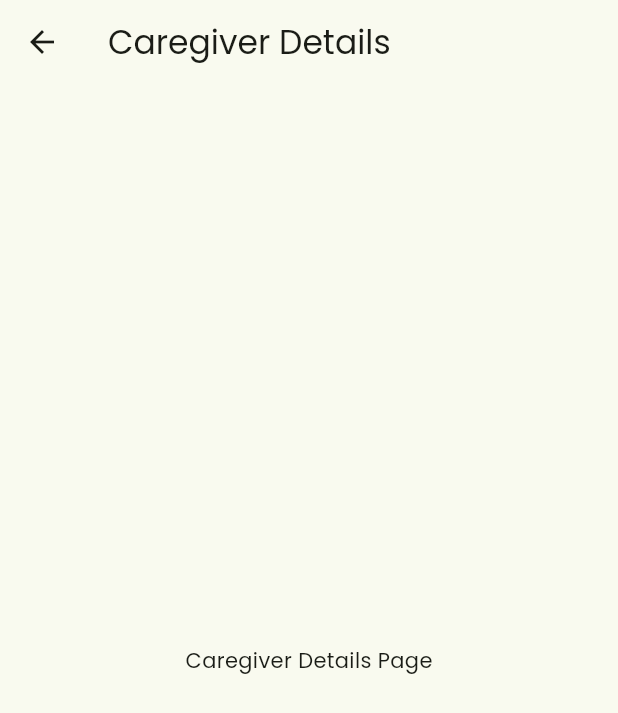
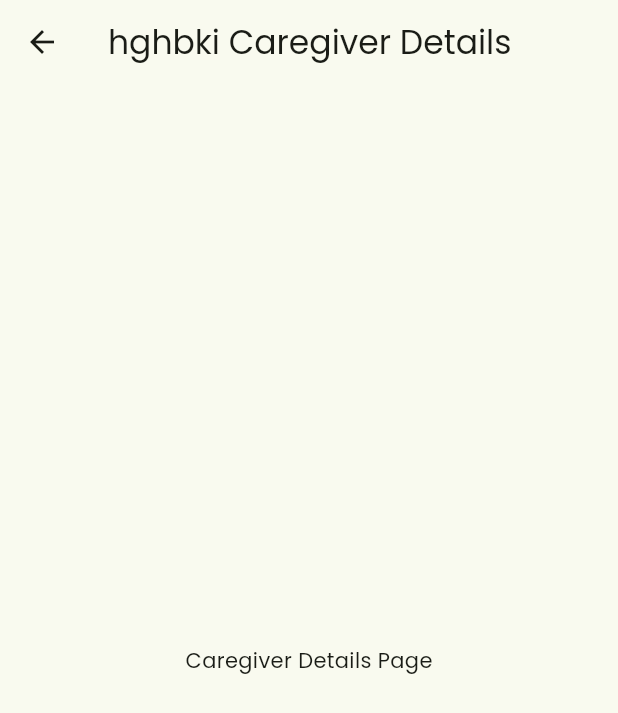
Before and after one commit to madhavanrmiitm/second-innings-app, a Flutter app: the CaregiverDetails screen opened directly, on a phone screen of 412 x 824 dp. Shown: the top 713 px of the screen. Run offline on Flutter 3.47's test engine with Material 3 defaults, Android fonts, the phone set to English and light mode, and no system bars; drawn by our look-alikes of dynamic_color; our stand-ins replace google_fonts.

Commit message:
testing git

```diff
--- a/second_innings/lib/dashboard/family/views/caregiver_details.dart
+++ b/second_innings/lib/dashboard/family/views/caregiver_details.dart
@@ -6,7 +6,7 @@ class CaregiverDetails extends StatelessWidget {
   @override
   Widget build(BuildContext context) {
     return Scaffold(
-      appBar: AppBar(title: const Text('Caregiver Details')),
+      appBar: AppBar(title: const Text('hghbki Caregiver Details')),
       body: const Center(child: Text('Caregiver Details Page')),
     );
   }
```
